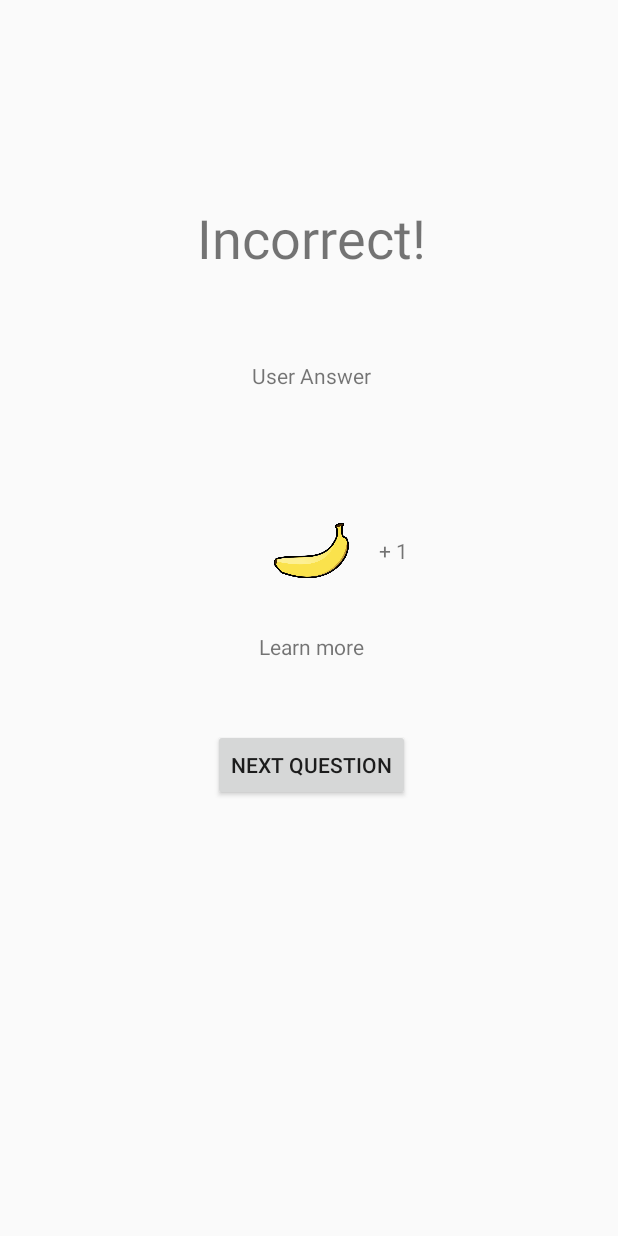
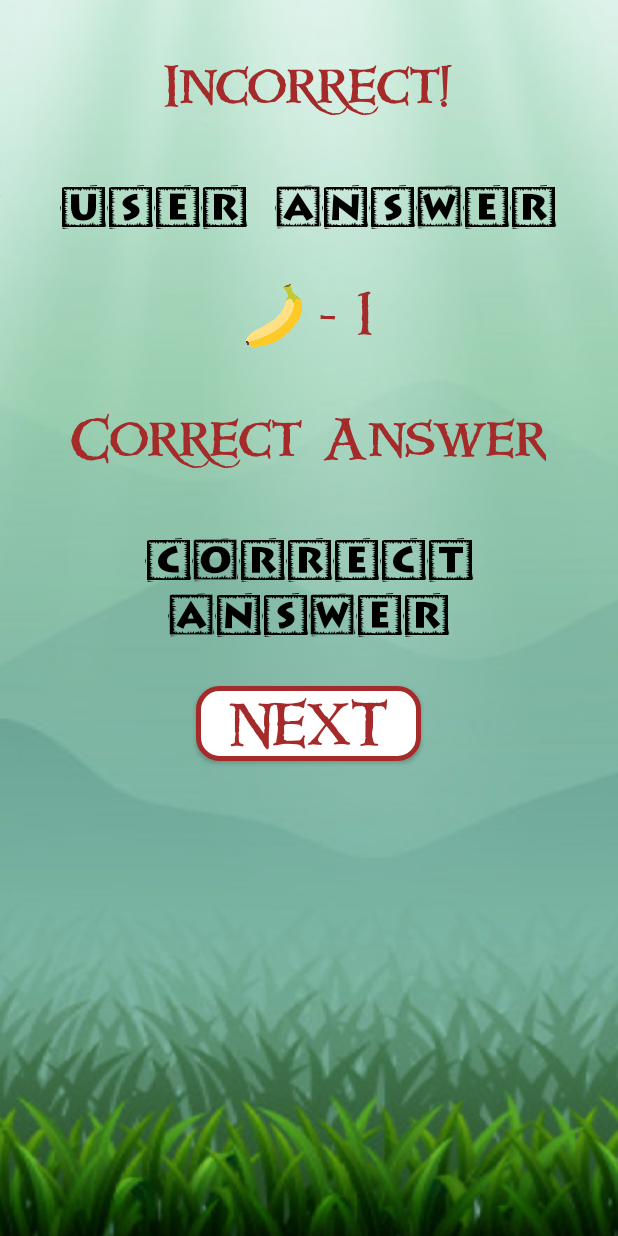
Before and after one commit to vishalnomula/AgileApes-master, an Android app: the IncorrectAnswerActivity screen opened directly, with no data from a screen before it, on a phone screen of 412 x 824 dp. Run offline under Robolectric (Android 15) with nearby library versions, the light colour scheme and no system bars.

Commit message:
Correct answer and incorrect answer screens complete

```diff
--- a/app/src/main/AndroidManifest.xml
+++ b/app/src/main/AndroidManifest.xml
@@ -10,7 +10,6 @@
         android:supportsRtl="true"
         android:theme="@style/AppTheme">
         <activity android:name=".IncorrectAnswerActivity"></activity>
-        <activity android:name=".ProgressActivity" />
         <activity android:name=".QuizActivity" />
         <activity android:name=".CorrectAnswerActivity" />
         <activity android:name=".SettingsActivity" />
--- a/app/src/main/java/com/example/agileapes/CorrectAnswerActivity.java
+++ b/app/src/main/java/com/example/agileapes/CorrectAnswerActivity.java
@@ -13,11 +13,6 @@ public class CorrectAnswerActivity extends AppCompatActivity {
         setContentView(R.layout.activity_correct_answer);
     }
 
-    public void goToProgress(View v) {
-        Intent myIntent = new Intent(getBaseContext(), ProgressActivity.class);
-        startActivity(myIntent);
-    }
-
     public void goToQuiz(View v) {
         Intent myIntent = new Intent(getBaseContext(), QuizActivity.class);
         startActivity(myIntent);
--- a/app/src/main/java/com/example/agileapes/IncorrectAnswerActivity.java
+++ b/app/src/main/java/com/example/agileapes/IncorrectAnswerActivity.java
@@ -13,11 +13,6 @@ public class IncorrectAnswerActivity extends AppCompatActivity {
         setContentView(R.layout.activity_incorrect_answer);
     }
 
-    public void goToProgress(View v) {
-        Intent myIntent = new Intent(getBaseContext(), ProgressActivity.class);
-        startActivity(myIntent);
-    }
-
     public void goToQuiz(View v) {
         Intent myIntent = new Intent(getBaseContext(), QuizActivity.class);
         startActivity(myIntent);
--- a/app/src/main/java/com/example/agileapes/QuizActivity.java
+++ b/app/src/main/java/com/example/agileapes/QuizActivity.java
@@ -22,4 +22,9 @@ public class QuizActivity extends AppCompatActivity {
         Intent myIntent = new Intent(getBaseContext(), CorrectAnswerActivity.class);
         startActivity(myIntent);
     }
+
+    public void launchIncorrectAnswer(View v) {
+        Intent myIntent = new Intent(getBaseContext(), IncorrectAnswerActivity.class);
+        startActivity(myIntent);
+    }
 }
--- a/app/src/main/res/layout/activity_incorrect_answer.xml
+++ b/app/src/main/res/layout/activity_incorrect_answer.xml
@@ -4,82 +4,114 @@
     xmlns:tools="http://schemas.android.com/tools"
     android:layout_width="match_parent"
     android:layout_height="match_parent"
-    tools:context=".CorrectAnswerActivity">
+    android:background="@drawable/settingsbackground"
+    tools:context=".IncorrectAnswerActivity">
+
+    <Button
+        android:id="@+id/btIncorrectAnswerNext"
+        android:layout_width="150dp"
+        android:layout_height="50dp"
+
+        android:layout_marginStart="152dp"
+        android:layout_marginTop="32dp"
+        android:layout_marginEnd="152dp"
+        android:background="@drawable/my_button_bg"
+        android:fontFamily="@font/windlass"
+        android:onClick="goToQuiz"
+        android:text="Next"
+        android:textAlignment="center"
+        android:textColor="@color/Brown"
+        android:textSize="36sp"
+        app:layout_constraintEnd_toEndOf="parent"
+        app:layout_constraintHorizontal_bias="0.511"
+        app:layout_constraintStart_toStartOf="parent"
+        app:layout_constraintTop_toBottomOf="@+id/tvIncorrectAnswerCorrectAnswer" />
 
     <TextView
-        android:id="@+id/tvIncorrect"
+        android:id="@+id/tvIncorrectAnswerIncorrect"
         android:layout_width="wrap_content"
-        android:layout_height="49dp"
-        android:layout_marginStart="143dp"
-        android:layout_marginTop="134dp"
-        android:layout_marginEnd="140dp"
+        android:layout_height="wrap_content"
+        android:layout_marginStart="124dp"
+        android:layout_marginTop="32dp"
+        android:layout_marginEnd="125dp"
+        android:fontFamily="@font/windlass"
         android:text="Incorrect!"
+        android:textAlignment="center"
+        android:textColor="@color/Brown"
         android:textSize="36sp"
         app:layout_constraintEnd_toEndOf="parent"
         app:layout_constraintStart_toStartOf="parent"
         app:layout_constraintTop_toTopOf="parent" />
 
     <TextView
-        android:id="@+id/tvUserAnswer"
+        android:id="@+id/tvIncorrectAnswerUserAnswer"
         android:layout_width="wrap_content"
         android:layout_height="wrap_content"
-        android:layout_marginTop="57dp"
-        android:text="User Answer"
-        app:layout_constraintEnd_toEndOf="@+id/tvIncorrect"
-        app:layout_constraintStart_toStartOf="@+id/tvIncorrect"
-        app:layout_constraintTop_toBottomOf="@+id/tvIncorrect" />
+        android:layout_marginStart="30dp"
+        android:layout_marginTop="32dp"
+        android:layout_marginEnd="31dp"
+        android:fontFamily="@font/tacobox_"
+        android:text="user answer"
+        android:textColor="@color/Black"
+        android:textSize="36sp"
+        app:layout_constraintEnd_toEndOf="parent"
+        app:layout_constraintStart_toStartOf="parent"
+        app:layout_constraintTop_toBottomOf="@+id/tvIncorrectAnswerIncorrect" />
 
     <ImageView
-        android:id="@+id/imageView"
-        android:layout_width="50dp"
+        android:id="@+id/ivIncorrectAnswerBananaCartoon"
+        android:layout_width="60dp"
         android:layout_height="50dp"
-        android:layout_marginTop="82dp"
-        app:layout_constraintEnd_toEndOf="@+id/tvUserAnswer"
-        app:layout_constraintStart_toStartOf="@+id/tvUserAnswer"
-        app:layout_constraintTop_toBottomOf="@+id/tvUserAnswer"
-        app:srcCompat="@drawable/banana" />
+        android:layout_marginStart="8dp"
+        android:layout_marginTop="32dp"
+        android:layout_marginEnd="32dp"
+        app:layout_constraintEnd_toEndOf="parent"
+        app:layout_constraintHorizontal_bias="0.463"
+        app:layout_constraintStart_toStartOf="parent"
+        app:layout_constraintTop_toBottomOf="@+id/tvIncorrectAnswerUserAnswer"
+        app:srcCompat="@drawable/bananacartoon" />
 
     <TextView
-        android:id="@+id/tvBananasGained"
+        android:id="@+id/tvIncorrectAnswerBananasGained"
         android:layout_width="0dp"
         android:layout_height="wrap_content"
-        android:layout_marginStart="20dp"
-        android:text="+ 1"
-        app:layout_constraintBottom_toBottomOf="@+id/imageView"
-        app:layout_constraintStart_toEndOf="@+id/imageView"
-        app:layout_constraintTop_toTopOf="@+id/imageView" />
+        android:fontFamily="@font/windlass"
+        android:text="- 1"
+        android:textColor="@color/Brown"
+        android:textSize="36sp"
+        app:layout_constraintBottom_toBottomOf="@+id/ivIncorrectAnswerBananaCartoon"
+        app:layout_constraintStart_toEndOf="@+id/ivIncorrectAnswerBananaCartoon"
+        app:layout_constraintTop_toTopOf="@+id/ivIncorrectAnswerBananaCartoon"
+        app:layout_constraintVertical_bias="0.666" />
 
     <TextView
-        android:id="@+id/tvLearnMore"
+        android:id="@+id/tvIncorrectAnswerCorrectAnswerIs"
         android:layout_width="wrap_content"
         android:layout_height="wrap_content"
-        android:layout_marginTop="29dp"
-        android:text="Learn more"
-        app:layout_constraintEnd_toEndOf="@+id/imageView"
-        app:layout_constraintStart_toStartOf="@+id/imageView"
-        app:layout_constraintTop_toBottomOf="@+id/imageView" />
+        android:layout_marginStart="103dp"
+        android:layout_marginTop="32dp"
+        android:layout_marginEnd="104dp"
+        android:fontFamily="@font/windlass"
+        android:text="Correct Answer"
+        android:textColor="@color/Brown"
+        android:textSize="36sp"
+        app:layout_constraintEnd_toEndOf="parent"
+        app:layout_constraintStart_toStartOf="parent"
+        app:layout_constraintTop_toBottomOf="@+id/ivIncorrectAnswerBananaCartoon" />
 
-    <Button
-        android:id="@+id/btNextQuestion"
+    <TextView
+        android:id="@+id/tvIncorrectAnswerCorrectAnswer"
         android:layout_width="wrap_content"
         android:layout_height="wrap_content"
-        android:layout_marginTop="45dp"
-        android:onClick="goToQuiz"
-        android:text="Next Question"
-        app:layout_constraintEnd_toEndOf="@+id/tvLearnMore"
-        app:layout_constraintStart_toStartOf="@+id/tvLearnMore"
-        app:layout_constraintTop_toBottomOf="@+id/tvLearnMore" />
+        android:layout_marginTop="32dp"
+        android:fontFamily="@font/tacobox_"
+        android:text="correct answer"
+        android:textAlignment="center"
+        android:textColor="@color/Black"
+        android:textSize="36sp"
+        app:layout_constraintEnd_toEndOf="parent"
+        app:layout_constraintHorizontal_bias="1.0"
+        app:layout_constraintStart_toStartOf="parent"
+        app:layout_constraintTop_toBottomOf="@+id/tvIncorrectAnswerCorrectAnswerIs" />
 
-    <Button
-        android:id="@+id/btTrackMyProgress"
-        android:layout_width="wrap_content"
-        android:layout_height="44dp"
-        android:layout_marginTop="200dp"
-        android:layout_marginBottom="200dp"
-        android:onClick="goToProgress"
-        android:text="Track My Progress"
-        app:layout_constraintBottom_toBottomOf="parent"
-        app:layout_constraintEnd_toEndOf="@+id/btNextQuestion"
-        app:layout_constraintStart_toStartOf="@+id/btNextQuestion"
-        app:layout_constraintTop_toBottomOf="@+id/btNextQuestion" />
 </android.support.constraint.ConstraintLayout>
```
Also changed, not shown: app/src/main/java/com/example/agileapes/ProgressActivity.java (deleted, +0 -25 lines), app/src/main/res/layout/activity_correct_answer.xml (+62 -59 lines), app/src/main/res/layout/activity_progress.xml (deleted, +0 -60 lines), app/src/main/res/layout/activity_quiz.xml (+14 -2 lines), app/src/main/res/layout/activity_settings.xml (+10 -10 lines), app/src/main/res/font/agilesansregular.otf (added), app/src/main/res/font/tacobox_.TTF (added).
